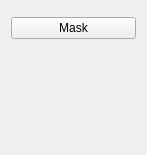
The window that Plugins/org.mitk.gui.qt.segmentation/src/internal/SegmentationUtilities/ImageMasking/QmitkImageMaskingWidgetControls.ui (MITK/MITK) describes before a commit, drawn with Qt 5.
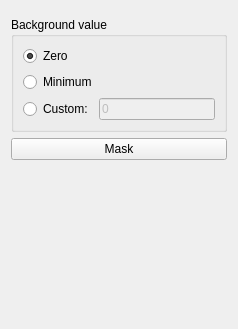
The same window after the commit. Custom widgets are drawn as their Qt base class.

Commit message: Allow custom background values in Image Masking segmentation utility

```diff
--- a/Plugins/org.mitk.gui.qt.segmentation/src/internal/SegmentationUtilities/ImageMasking/QmitkImageMaskingWidgetControls.ui
+++ b/Plugins/org.mitk.gui.qt.segmentation/src/internal/SegmentationUtilities/ImageMasking/QmitkImageMaskingWidgetControls.ui
@@ -6,8 +6,8 @@
    <rect>
     <x>0</x>
     <y>0</y>
-    <width>147</width>
-    <height>155</height>
+    <width>238</width>
+    <height>329</height>
    </rect>
   </property>
   <layout class="QVBoxLayout" name="verticalLayout">
@@ -21,6 +21,59 @@
      </property>
     </widget>
    </item>
+   <item>
+    <widget class="QGroupBox" name="grpBackgroundValue">
+     <property name="title">
+      <string>Background value</string>
+     </property>
+     <layout class="QVBoxLayout" name="verticalLayout_2">
+      <item>
+       <widget class="QRadioButton" name="rbnZero">
+        <property name="text">
+         <string>Zero</string>
+        </property>
+        <property name="checked">
+         <bool>true</bool>
+        </property>
+       </widget>
+      </item>
+      <item>
+       <widget class="QRadioButton" name="rbnMinimum">
+        <property name="text">
+         <string>Minimum</string>
+        </property>
+       </widget>
+      </item>
+      <item>
+       <layout class="QHBoxLayout" name="horizontalLayout">
+        <item>
+         <widget class="QRadioButton" name="rbnCustom">
+          <property name="sizePolicy">
+           <sizepolicy hsizetype="Maximum" vsizetype="Fixed">
+            <horstretch>0</horstretch>
+            <verstretch>0</verstretch>
+           </sizepolicy>
+          </property>
+          <property name="text">
+           <string>Custom:</string>
+          </property>
+         </widget>
+        </item>
+        <item>
+         <widget class="QLineEdit" name="txtCustom">
+          <property name="enabled">
+           <bool>false</bool>
+          </property>
+          <property name="text">
+           <string>0</string>
+          </property>
+         </widget>
+        </item>
+       </layout>
+      </item>
+     </layout>
+    </widget>
+   </item>
    <item>
     <widget class="QPushButton" name="btnMaskImage">
      <property name="text">
```
The commit also changes 4 other files.
